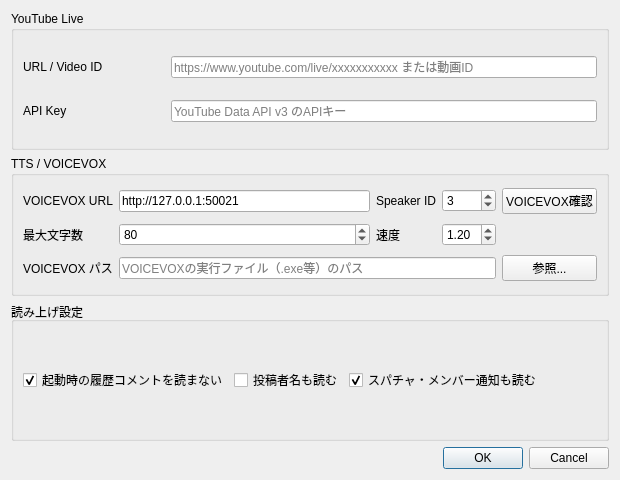
Qt form ui/settings_dialog.ui (Ikumyon/LiveVoiceBridge) before a commit.
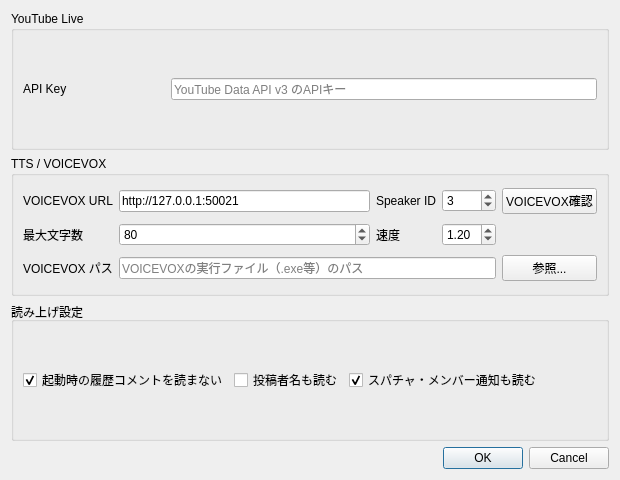
The same form after that commit.

Commit message: Keep YouTube URL input on MainWindow and remove it from SettingsDialog

```diff
--- a/ui/settings_dialog.ui
+++ b/ui/settings_dialog.ui
@@ -21,27 +21,13 @@
      </property>
      <layout class="QGridLayout" name="youtubeGridLayout">
       <item row="0" column="0">
-       <widget class="QLabel" name="urlLabel">
-        <property name="text">
-         <string>URL / Video ID</string>
-        </property>
-       </widget>
-      </item>
-      <item row="0" column="1" colspan="3">
-       <widget class="QLineEdit" name="urlLineEdit">
-        <property name="placeholderText">
-         <string>https://www.youtube.com/live/xxxxxxxxxxx または動画ID</string>
-        </property>
-       </widget>
-      </item>
-      <item row="1" column="0">
        <widget class="QLabel" name="apiKeyLabel">
         <property name="text">
          <string>API Key</string>
         </property>
        </widget>
       </item>
-      <item row="1" column="1" colspan="3">
+      <item row="0" column="1" colspan="3">
        <widget class="QLineEdit" name="apiKeyLineEdit">
         <property name="echoMode">
          <enum>QLineEdit::EchoMode::Password</enum>
```
The commit also changes 2 other files.
